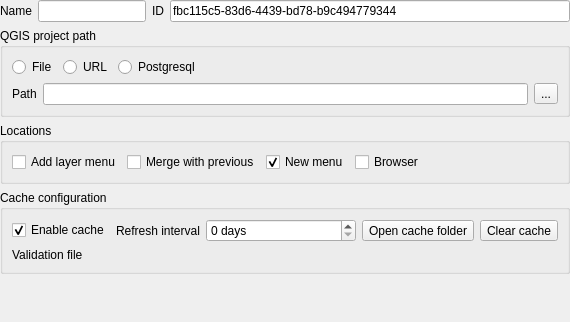
Qt form menu_from_project/ui/project_widget.ui (aeag/MenuFromProject-Qgis-Plugin) before a commit; both pictures show x 0 to 570 and y 0 to 322 of the 570 by 507 pixel window.
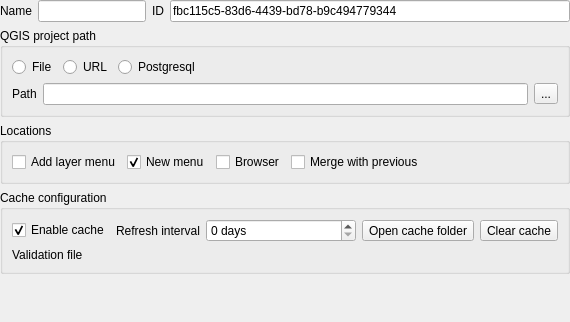
The same form after that commit. Custom widgets are drawn as their Qt base class.

Commit message: feat(project location): allow multiple location for a project

Patch:
```diff
--- a/menu_from_project/ui/project_widget.ui
+++ b/menu_from_project/ui/project_widget.ui
@@ -66,13 +66,6 @@
         </property>
        </widget>
       </item>
-      <item>
-       <widget class="QCheckBox" name="mergePreviousCheckBox">
-        <property name="text">
-         <string>Merge with previous</string>
-        </property>
-       </widget>
-      </item>
       <item>
        <widget class="QCheckBox" name="newMenuCheckBox">
         <property name="text">
@@ -90,6 +83,13 @@
         </property>
        </widget>
       </item>
+      <item>
+       <widget class="QCheckBox" name="mergePreviousCheckBox">
+        <property name="text">
+         <string>Merge with previous</string>
+        </property>
+       </widget>
+      </item>
       <item>
        <spacer name="horizontalSpacer">
         <property name="orientation">
```
The commit also changes 3 other files.
